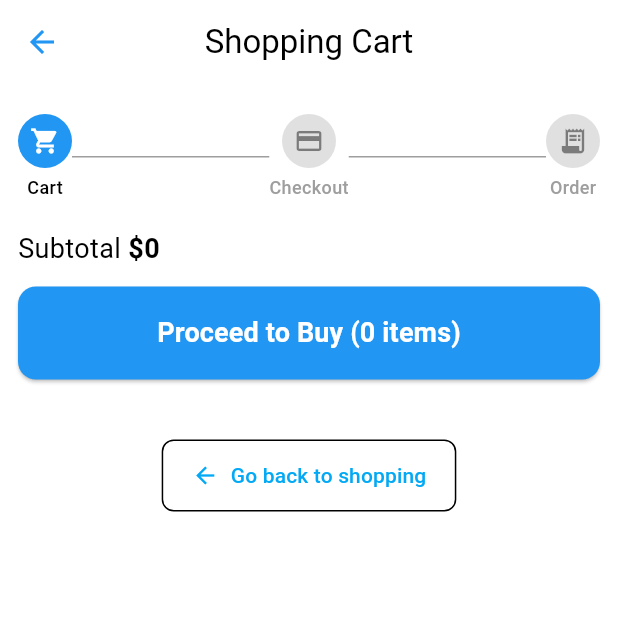
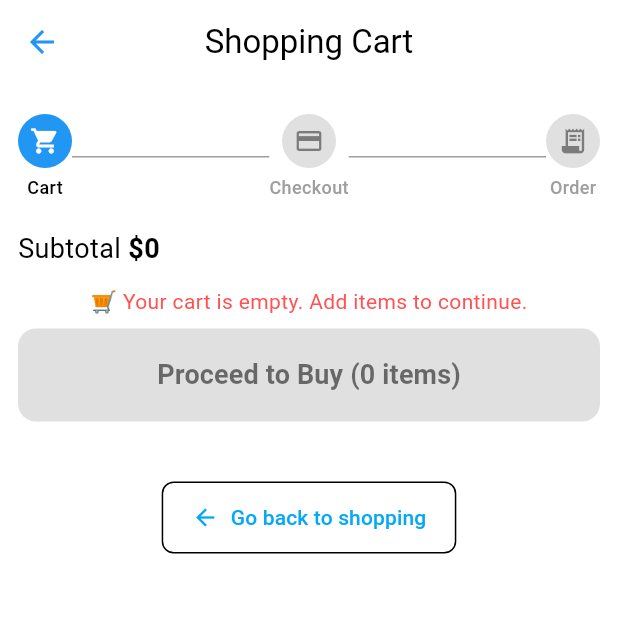
Before and after one commit to erlahoxha1/nukdi4, a Flutter app: the CartScreen screen opened directly, on a phone screen of 412 x 824 dp, the top half of it. Run offline on Flutter 3.47's test engine with Material 3 defaults, Android fonts, the phone set to English and light mode, and no system bars; our stand-ins replace badges, carousel_slider, dotted_border, file_picker, fl_chart, flutter_rating_bar and 1 more; missing offline and left inert: cloudinary_public; accounts and stored records are empty.

Commit message:
per ersen

```diff
--- a/lib/features/cart/screens/cart_screen.dart
+++ b/lib/features/cart/screens/cart_screen.dart
@@ -1,9 +1,8 @@
 import 'package:flutter/material.dart';
-import 'package:nukdi4/common/widgets/custom_button.dart';
 import 'package:nukdi4/constants/global_variables.dart';
 import 'package:nukdi4/features/address/screens/address_screen.dart';
 import 'package:nukdi4/features/cart/widgets/cart_product.dart';
-import 'package:nukdi4/common/widgets/bottom_bar.dart'; // ✅ Use BottomBar, not HomeScreen
+import 'package:nukdi4/common/widgets/bottom_bar.dart';
 import 'package:nukdi4/provider/user_provider.dart';
 import 'package:provider/provider.dart';
 
@@ -24,7 +23,6 @@ class _CartScreenState extends State<CartScreen> {
   }
 
   void goBackToShopping() {
-    // ✅ This will restore the bottom bar and navigate to home tab
     Navigator.pushReplacementNamed(context, BottomBar.routeName);
   }
 
@@ -35,6 +33,10 @@ class _CartScreenState extends State<CartScreen> {
     user.cart
         .map((e) => sum += e['quantity'] * e['product']['price'] as int)
         .toList();
+
+    final bool isCartEmpty = user.cart.isEmpty;
+    final bool hasAddress = user.address.trim().isNotEmpty;
+    final bool isProceedEnabled = !isCartEmpty && hasAddress;
 
     return Scaffold(
       backgroundColor: Colors.white,
@@ -57,7 +59,7 @@ class _CartScreenState extends State<CartScreen> {
               _buildStepperBar(),
               const SizedBox(height: 20),
 
-              // Subtotal + Proceed button
+              // Subtotal
               Row(
                 children: [
                   const Text('Subtotal ', style: TextStyle(fontSize: 18)),
@@ -71,30 +73,53 @@ class _CartScreenState extends State<CartScreen> {
                 ],
               ),
               const SizedBox(height: 12),
+
+              // ❗ Explanation if disabled
+              if (isCartEmpty)
+                const Padding(
+                  padding: EdgeInsets.only(bottom: 8.0),
+                  child: Text(
+                    '🛒 Your cart is empty. Add items to continue.',
+                    style: TextStyle(color: Colors.redAccent),
+                  ),
+                )
+              else if (!hasAddress)
+                const Padding(
+                  padding: EdgeInsets.only(bottom: 8.0),
+                  child: Text(
+                    '📬 Please save a shipping address before proceeding.',
+                    style: TextStyle(color: Colors.redAccent),
+                  ),
+                ),
+
+              // ✅ Proceed button
               SizedBox(
                 width: double.infinity,
                 child: ElevatedButton(
                   style: ElevatedButton.styleFrom(
                     padding: const EdgeInsets.symmetric(vertical: 18),
-                    backgroundColor: Colors.blue,
+                    backgroundColor:
+                        isProceedEnabled ? Colors.blue : Colors.grey,
                     shape: RoundedRectangleBorder(
                       borderRadius: BorderRadius.circular(12),
                     ),
                   ),
-                  onPressed: () => navigateToAddress(sum),
+                  onPressed:
+                      isProceedEnabled ? () => navigateToAddress(sum) : null,
                   child: Text(
                     'Proceed to Buy (${user.cart.length} items)',
-                    style: const TextStyle(
+                    style: TextStyle(
                       fontSize: 18,
-                      color: Colors.white,
+                      color: isProceedEnabled ? Colors.white : Colors.black54,
                       fontWeight: FontWeight.w600,
                     ),
                   ),
                 ),
               ),
 
+              const SizedBox(height: 20),
+
               // Cart items
-              const SizedBox(height: 20),
               ListView.builder(
                 shrinkWrap: true,
                 physics: const NeverScrollableScrollPhysics(),
@@ -104,8 +129,8 @@ class _CartScreenState extends State<CartScreen> {
                 },
               ),
 
-              // Go Back to Shopping
               const SizedBox(height: 20),
+
               OutlinedButton.icon(
                 onPressed: goBackToShopping,
                 icon: const Icon(Icons.arrow_back),
```
Also changed, not shown: 2 other files.
